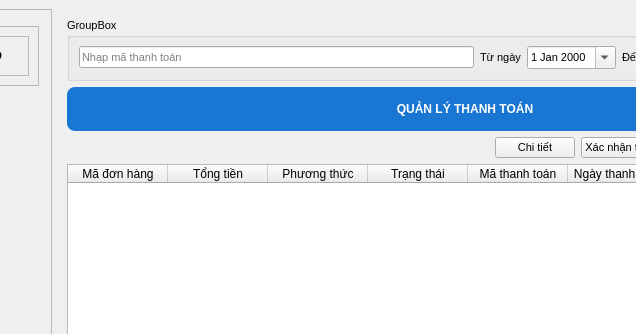
Qt form ui/main_window.ui (thinh-doan/sales-and-warehouse-management-system) before a commit; both pictures show x 177 to 813 and y 0 to 334 of the 1058 by 753 pixel window.
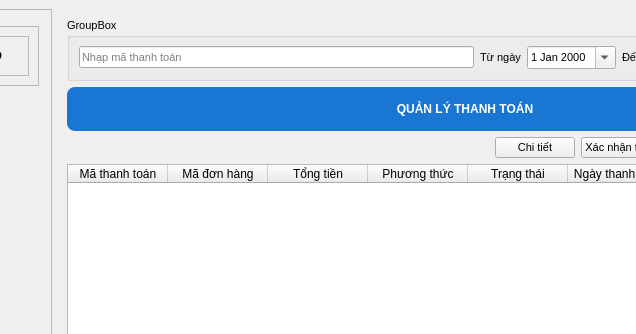
The same form after that commit. The open tabs and pages were chosen to show the change. Icons and pictures are not drawn. Custom widgets are drawn as their Qt base class.

Patch:
```diff
--- a/ui/main_window.ui
+++ b/ui/main_window.ui
@@ -1668,6 +1668,11 @@
         </item>
         <item>
          <widget class="QTableWidget" name="tblThanhToan">
+          <column>
+           <property name="text">
+            <string>Mã thanh toán</string>
+           </property>
+          </column>
           <column>
            <property name="text">
             <string>Mã đơn hàng</string>
@@ -1688,11 +1693,6 @@
             <string>Trạng thái</string>
            </property>
           </column>
-          <column>
-           <property name="text">
-            <string>Mã thanh toán</string>
-           </property>
-          </column>
           <column>
            <property name="text">
             <string>Ngày thanh toán</string>
```
Left out of the diff: 2 changed lines with no effect on the pictures.
